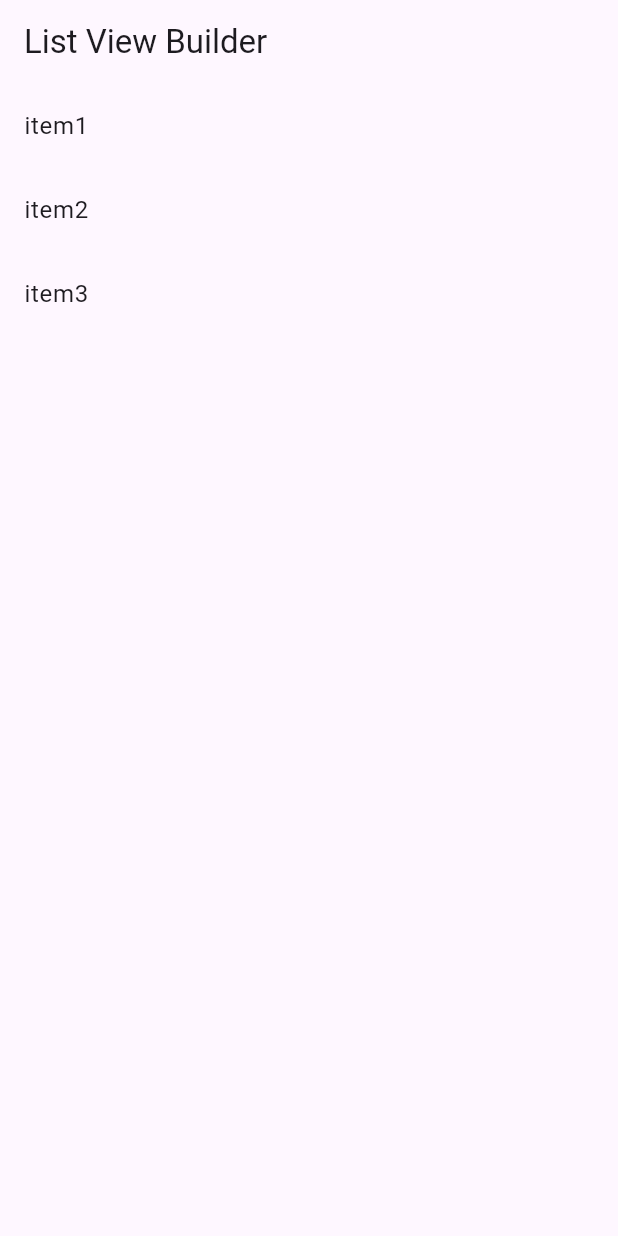
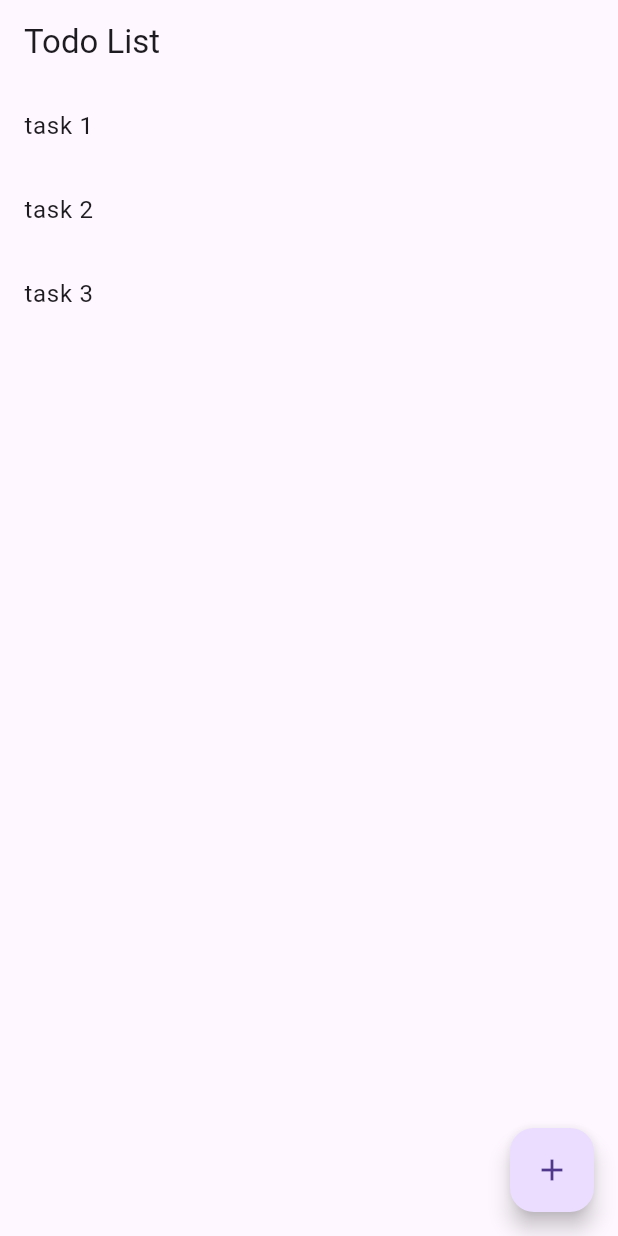
Before and after one commit to Ngai-E/microtask_app, a Flutter app: the screen it shows after launch, on a phone screen of 412 x 824 dp. Run offline on Flutter 3.47's test engine with Material 3 defaults, Android fonts, the phone set to English and light mode, and no system bars.

Commit message:
todo list part 1

```diff
--- a/lib/main.dart
+++ b/lib/main.dart
@@ -2,25 +2,65 @@ import 'package:flutter/material.dart';
 
 void main() => runApp(MyApp());
 
-class MyApp extends StatelessWidget {
-  final items = ['item1', 'item2', 'item3'];
+class MyApp extends StatelessWidget{
   @override
   Widget build(BuildContext context) {
-    return MaterialApp(
-      title: 'learning list Builder',
-      home: Scaffold(
-        appBar: AppBar(title: Text('List View Builder'),),
-        body: ListView.builder(
-            itemCount: items.length,
-            itemBuilder: (context, index) {
-              final item = items[index];
-              return ListTile(
-                title: Text(item),
-                onTap: () => print('item $item was tapped'),
-              );
-            }
-        ),
-      ),
-    );
+    return MaterialApp(home: MyHomePage(),);
   }
 }
+
+class MyHomePage extends StatefulWidget{
+  @override
+  _MyHomePageState createState() => _MyHomePageState();
+}
+
+class _MyHomePageState extends State<MyHomePage>{
+  List<String> _todos = ['task 1', 'task 2', 'task 3'];
+  void _addTodo() {
+    showDialog(context: context,
+        builder: (BuildContext context) {
+            String newTodo = '';
+            return AlertDialog(
+              title: Text('Enter a new text below'),
+              content: TextField(
+                onChanged: (value) {
+                  newTodo = value;
+                },
+              ),
+              actions: <Widget>[
+                TextButton(onPressed: () => Navigator.of(context).pop(), child: Text('Cancel')),
+                TextButton(
+                    onPressed: (){
+                        setState(() {
+                          _todos.add(newTodo);
+                        });
+                        Navigator.of(context).pop();
+                        },
+                    child: Text('Sumit'))
+              ],
+            );
+        });
+  }
+  @override
+  Widget build(BuildContext context) {
+    return Scaffold(
+      appBar: AppBar(title: Text('Todo List'),),
+      body: ListView.builder(
+        itemCount: _todos.length,
+        itemBuilder: (context, index) {
+          final todo = _todos[index];
+          return ListTile(
+            title: Text(todo),
+            onTap: () {
+              setState(() {
+                _todos.removeAt(index);
+              });
+            },);
+        }),
+      floatingActionButton: FloatingActionButton(
+        onPressed: _addTodo,
+        child: Icon(Icons.add),
+      ),
+      );
+  }
+}
```
